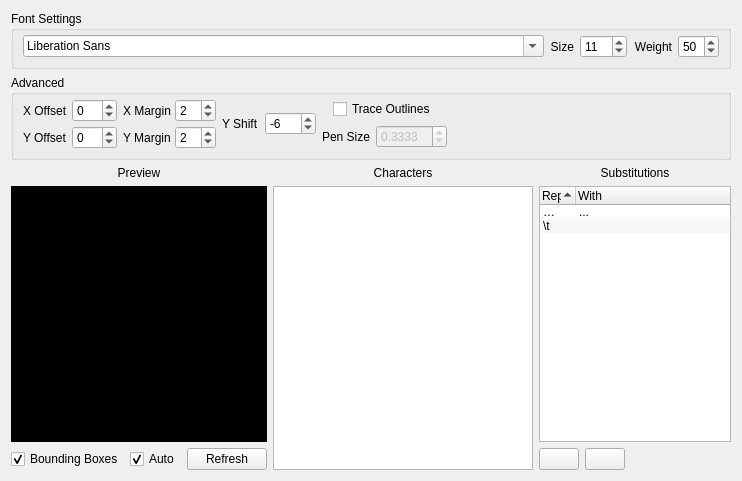
Old version of the form qt/ui/fontgenwidget.ui in the repository ThunderGemios10/The-Super-Duper-Script-Editor.
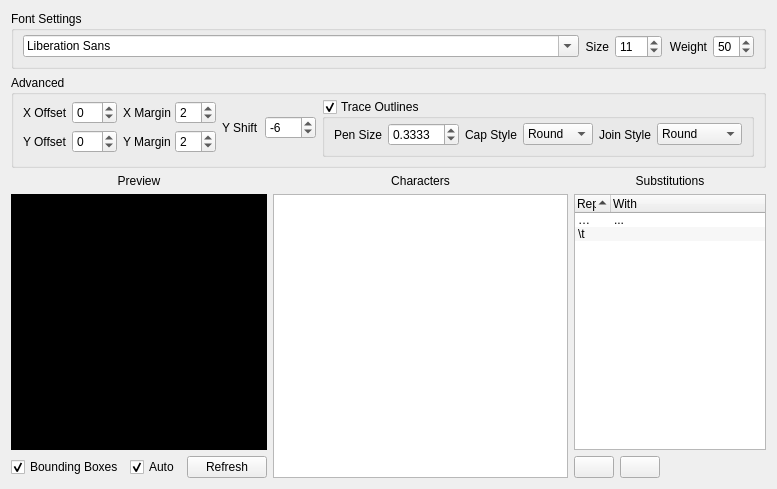
New version of the form. Icons and pictures are not drawn.

The edit to the form file:
```diff
--- a/qt/ui/fontgenwidget.ui
+++ b/qt/ui/fontgenwidget.ui
@@ -240,55 +240,117 @@
        </layout>
       </item>
       <item>
-       <layout class="QVBoxLayout" name="verticalLayout_6">
-        <item>
-         <layout class="QHBoxLayout" name="horizontalLayout_10">
-          <item>
-           <widget class="QCheckBox" name="chkTrace">
-            <property name="sizePolicy">
-             <sizepolicy hsizetype="Maximum" vsizetype="Fixed">
-              <horstretch>0</horstretch>
-              <verstretch>0</verstretch>
-             </sizepolicy>
+       <widget class="QGroupBox" name="chkTrace">
+        <property name="title">
+         <string>Trace Outlines</string>
+        </property>
+        <property name="checkable">
+         <bool>true</bool>
+        </property>
+        <property name="checked">
+         <bool>true</bool>
+        </property>
+        <layout class="QHBoxLayout" name="horizontalLayout_13">
+         <property name="spacing">
+          <number>6</number>
+         </property>
+         <property name="topMargin">
+          <number>4</number>
+         </property>
+         <property name="bottomMargin">
+          <number>8</number>
+         </property>
+         <item>
+          <widget class="QLabel" name="label_6">
+           <property name="text">
+            <string>Pen Size</string>
+           </property>
+          </widget>
+         </item>
+         <item>
+          <widget class="QDoubleSpinBox" name="spnPenSize">
+           <property name="enabled">
+            <bool>true</bool>
+           </property>
+           <property name="decimals">
+            <number>4</number>
+           </property>
+           <property name="minimum">
+            <double>0.000100000000000</double>
+           </property>
+           <property name="singleStep">
+            <double>0.010000000000000</double>
+           </property>
+           <property name="value">
+            <double>0.333300000000000</double>
+           </property>
+          </widget>
+         </item>
+         <item>
+          <widget class="QLabel" name="label_13">
+           <property name="text">
+            <string>Cap Style</string>
+           </property>
+          </widget>
+         </item>
+         <item>
+          <widget class="QComboBox" name="cboPenCap">
+           <property name="currentIndex">
+            <number>2</number>
+           </property>
+           <item>
+            <property name="text">
+             <string>Square</string>
             </property>
+           </item>
+           <item>
             <property name="text">
-             <string>Trace Outlines</string>
+             <string>Flat</string>
             </property>
-           </widget>
-          </item>
-         </layout>
-        </item>
-        <item>
-         <layout class="QHBoxLayout" name="horizontalLayout_9">
-          <item>
-           <widget class="QLabel" name="label_6">
+           </item>
+           <item>
             <property name="text">
-             <string>Pen Size</string>
+             <string>Round</string>
             </property>
-           </widget>
-          </item>
-          <item>
-           <widget class="QDoubleSpinBox" name="spnPenSize">
-            <property name="enabled">
-             <bool>false</bool>
+           </item>
+          </widget>
+         </item>
+         <item>
+          <widget class="QLabel" name="label_14">
+           <property name="text">
+            <string>Join Style</string>
+           </property>
+          </widget>
+         </item>
+         <item>
+          <widget class="QComboBox" name="cboPenJoin">
+           <property name="currentIndex">
+            <number>2</number>
+           </property>
+           <item>
+            <property name="text">
+             <string>Miter</string>
             </property>
-            <property name="decimals">
-             <number>4</number>
+           </item>
+           <item>
+            <property name="text">
+             <string>Bevel</string>
             </property>
-            <property name="minimum">
-             <double>0.000100000000000</double>
+           </item>
+           <item>
+            <property name="text">
+             <string>Round</string>
             </property>
-            <property name="singleStep">
-             <double>0.010000000000000</double>
+           </item>
+           <item>
+            <property name="text">
+             <string>SVG Miter</string>
             </property>
-            <property name="value">
-             <double>0.333300000000000</double>
-            </property>
-           </widget>
-          </item>
-         </layout>
-        </item>
-       </layout>
+           </item>
+          </widget>
+         </item>
+        </layout>
+       </widget>
       </item>
       <item>
        <spacer name="horizontalSpacer">
```
Left out of the diff: 86 changed lines with no effect on the pictures.
